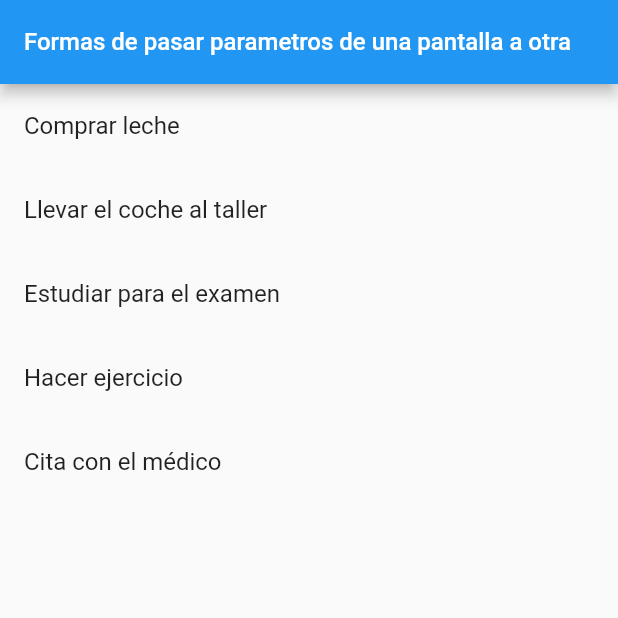
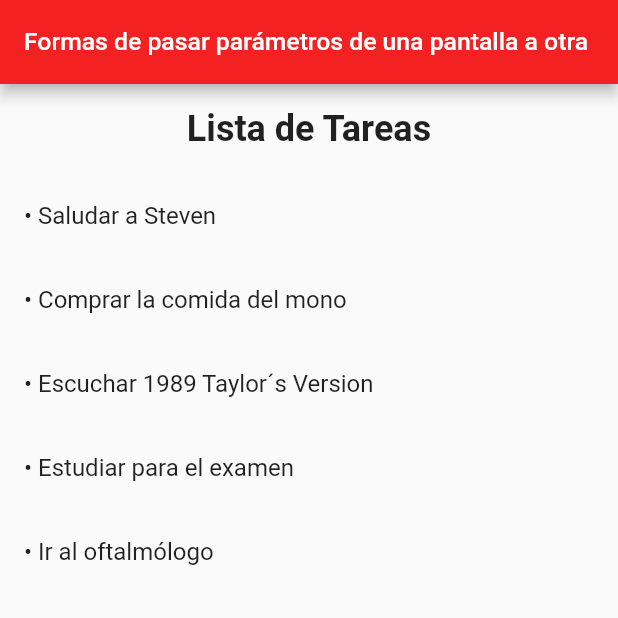
Before and after one commit to lopezh13/examen, a Flutter app: the screen it shows after launch, on a phone screen of 412 x 824 dp, the top half of it. Run offline on Flutter 3.47's test engine with Material 2 defaults, Android fonts, the phone set to English and light mode, and no system bars.

Commit message:
nuevos estilos y ajuste al codigo

```diff
--- a/lib/main.dart
+++ b/lib/main.dart
@@ -13,11 +13,11 @@ void main() {
     title: 'Passing Data',
     home: TodosScreen(
       todos: [
-        Todo('Comprar leche', 'Comprar leche en la tienda'),
-        Todo('Llevar el coche al taller', 'Programar una revisión del coche'),
-        Todo('Estudiar para el examen', 'Preparar para el examen de matemáticas'),
-        Todo('Hacer ejercicio', 'Ir al gimnasio y hacer ejercicios'),
-        Todo('Cita con el médico', 'Consulta médica a las 3 PM'),
+        Todo('• Saludar a Steven', 'Saludar a mi amigo Steven'),
+        Todo('• Comprar la comida del mono', 'Ir a comprarle la comida al michi'),
+        Todo('• Escuchar 1989 Taylor´s Version', 'Escuchar la regrabacion de 1989 TV el 27/10/2023'),
+        Todo('• Estudiar para el examen', 'Preparar para el examen de Granadeño'),
+        Todo('• Ir al oftalmólogo', 'cita con el oftalmólogo 09:30 AM'),
       ],
     ),
   ));
@@ -32,9 +32,26 @@ class TodosScreen extends StatelessWidget {
   Widget build(BuildContext context) {
     return Scaffold(
       appBar: AppBar(
-        title: Text('Formas de pasar parametros de una pantalla a otra', style: TextStyle(fontSize: 16),
-      ),),
-      body: ListView.builder(
+        title: Text(
+          'Formas de pasar parámetros de una pantalla a otra',
+          style: TextStyle(fontSize: 16.5),
+        ),
+        backgroundColor: const Color.fromARGB(255, 243, 33, 33),
+      ),
+      body: Column(
+        children: <Widget>[
+          Padding(
+            padding: const EdgeInsets.all(16.0),
+            child: Text(
+              'Lista de Tareas',
+              style: TextStyle(
+                fontSize: 24.0,
+                fontWeight: FontWeight.bold,
+              ),
+            ),
+          ),
+          Expanded(
+            child: ListView.builder(
               itemCount: todos.length,
               itemBuilder: (context, index) {
                 return ListTile(
@@ -50,6 +67,9 @@ class TodosScreen extends StatelessWidget {
                 );
               },
             ),
+          ),
+        ],
+      ),
     );
   }
 }
@@ -64,6 +84,7 @@ class DetailScreen extends StatelessWidget {
     return Scaffold(
       appBar: AppBar(
         title: Text(todo.title),
+        backgroundColor: const Color.fromARGB(255, 243, 33, 33),
       ),
       body: Padding(
         padding: EdgeInsets.all(16.0),
```
Lines whose indentation alone changed are shown as unchanged.
